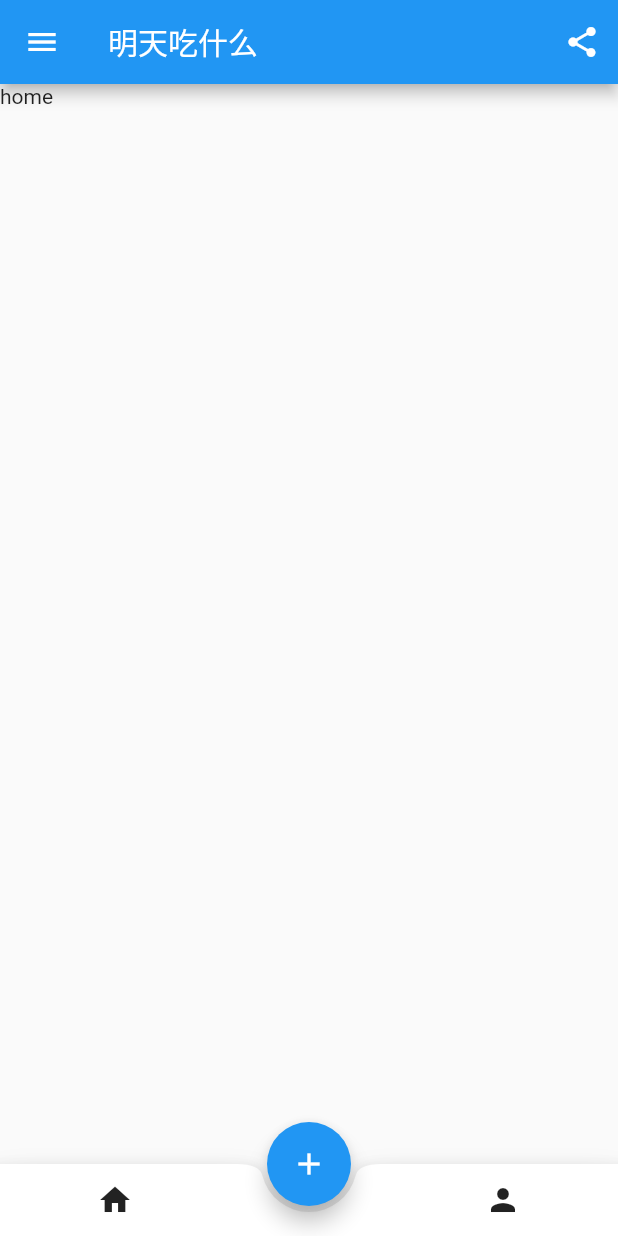
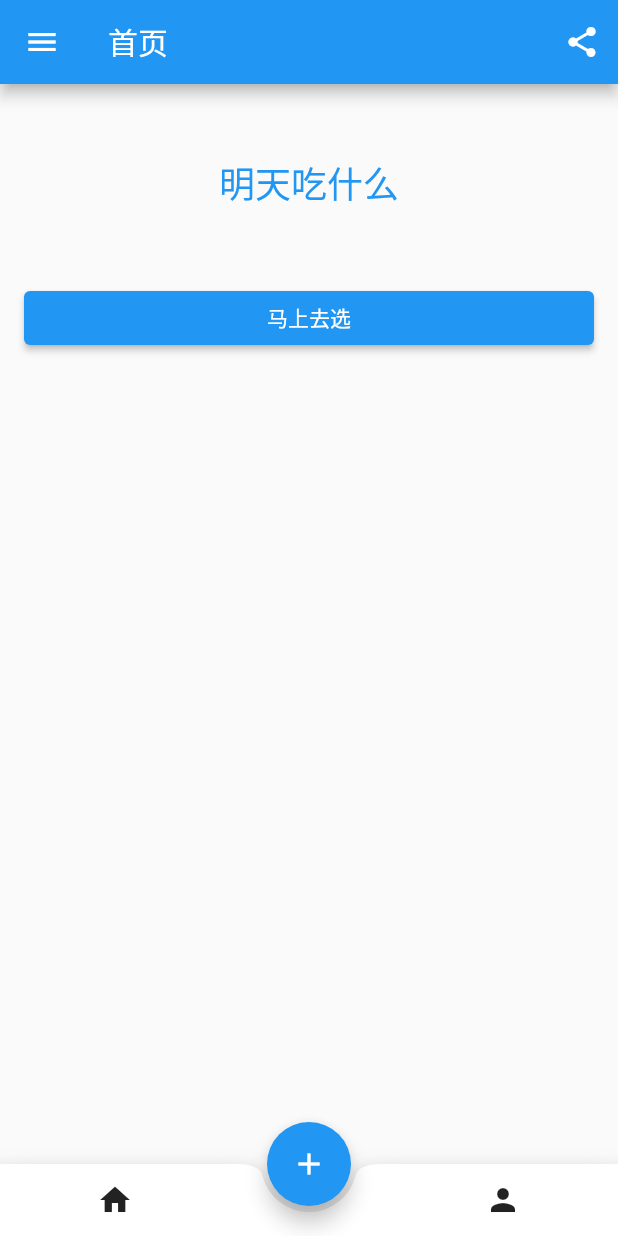
Before and after one commit to JustReactY/lunch_tomorrow, a Flutter app: the screen it shows after launch, after a tap on the "home" icon, on a phone screen of 412 x 824 dp. Run offline on Flutter 3.47's test engine with Material 2 defaults, Android fonts, the phone set to English and light mode, and no system bars.

Commit message:
feat(index): 搭建首页

```diff
--- a/lib/main.dart
+++ b/lib/main.dart
@@ -1,5 +1,6 @@
 import 'package:flutter/material.dart';
 import 'package:lunch_tomorrow/pages/index/index.dart';
+import 'package:lunch_tomorrow/pages/collect/collect.dart';
 
 void main() => runApp(MyApp());
 
@@ -7,12 +8,13 @@ class MyApp extends StatelessWidget {
   @override
   Widget build(BuildContext context) {
     return MaterialApp(
-      title: 'Flutter Demo',
+      title: '首页',
       theme: ThemeData(
         primarySwatch: Colors.blue,
       ),
       routes: {
         '/': (context) => ListPage(),
+        'collect': (context) => CollectPage(),
       },
     );
   }
--- a/lib/pages/index/components/drawer.dart
+++ b/lib/pages/index/components/drawer.dart
@@ -35,8 +35,15 @@ class MyDrawer extends StatelessWidget {
                 ],
               ),
             ),
-            Expanded(
-              child: ListView(
+            Expanded(child: _buildFloor()),
+          ],
+        ),
+      ),
+    );
+  }
+
+  Widget _buildFloor() {
+    return ListView(
       children: <Widget>[
         ListTile(
           leading: const Icon(Icons.grade),
@@ -47,11 +54,6 @@ class MyDrawer extends StatelessWidget {
           title: const Text('点赞'),
         ),
       ],
-              ),
-            ),
-          ],
-        ),
-      ),
     );
   }
 }
--- a/lib/pages/index/components/home.dart
+++ b/lib/pages/index/components/home.dart
@@ -10,8 +10,36 @@ class HomePage extends StatefulWidget {
 class _HomePageState extends State<HomePage> {
   @override
   Widget build(BuildContext context) {
+    List<Map<String, dynamic>> viewData = [
+      {"title": "辣椒炒肉"}
+    ];
+
+    List<Widget> doms = viewData.map((item) => Text(item['title'])).toList();
     return Container(
-      child: Text('home'),
+      padding: EdgeInsets.only(left: 16.0, right: 16.0),
+      child: ListView(
+        children: [
+          Row(
+            mainAxisAlignment: MainAxisAlignment.center,
+            children: [
+              Padding(
+                padding: EdgeInsets.only(top: 48.0, bottom: 48.0),
+                child: Text(
+                  '明天吃什么',
+                  style: TextStyle(
+                    fontSize: 24.0,
+                    color: Colors.blue,
+                  ),
+                ),
+              ),
+            ],
+          ),
+          ElevatedButton(
+            child: Text("马上去选"),
+            onPressed: () {},
+          ),
+        ],
+      ),
     );
   }
 
--- a/lib/pages/index/index.dart
+++ b/lib/pages/index/index.dart
@@ -11,7 +11,7 @@ class ListPage extends StatefulWidget {
 class _ListPageState extends State<ListPage> {
   int _selectedIndex = 1;
   String _pageShow = 'home';
-  String _title = '明天吃什么';
+  String _title = '首页';
 
   @override
   Widget build(BuildContext context) {
@@ -67,7 +67,7 @@ class _ListPageState extends State<ListPage> {
   void _onHome() {
     setState(() {
       _pageShow = 'home';
-      _title = '明天吃什么';
+      _title = '首页';
     });
   }
 
```
Also changed, not shown: lib/pages/collect/collect.dart (added, +19 -0 lines), lib/pages/myself/components/line.dart (+16 -1 lines), lib/pages/myself/myself.dart (+15 -5 lines). Lines whose indentation alone changed are shown as unchanged.
